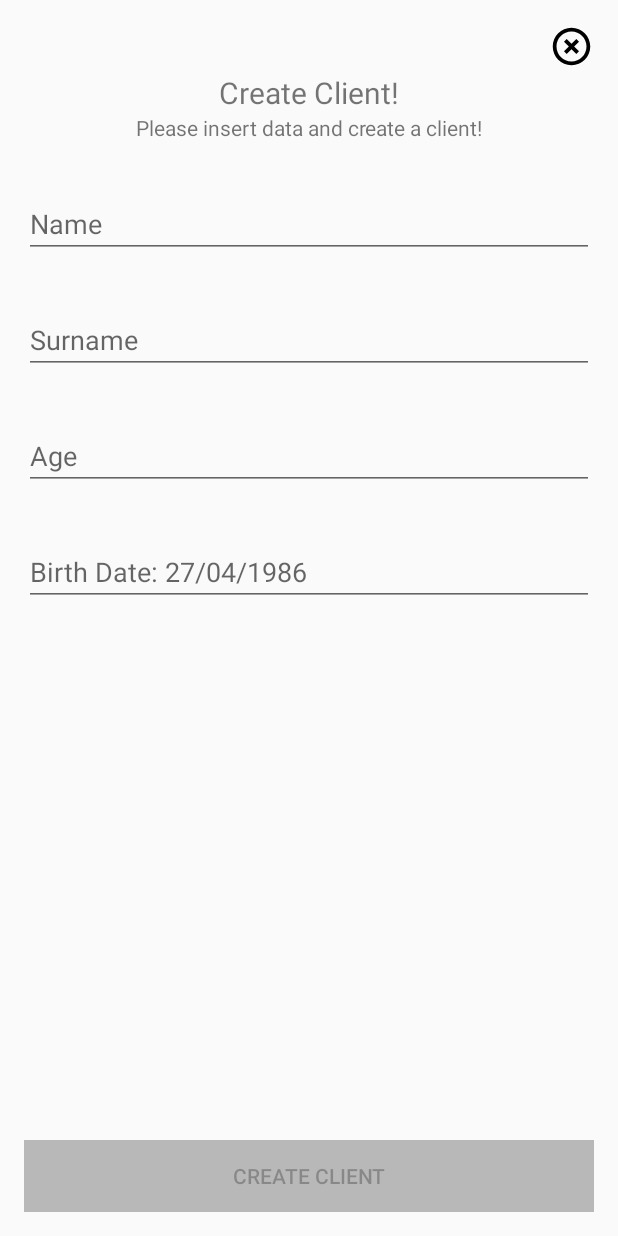
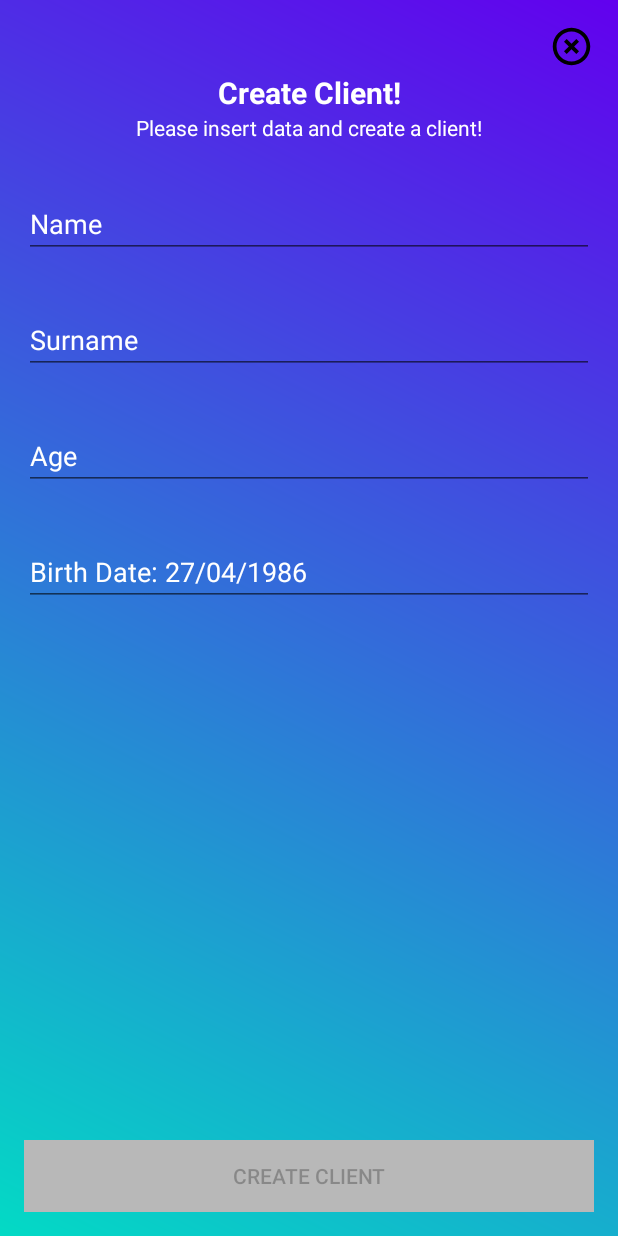
Before and after one commit to nicolasfanin/retotech, an Android app: the HomeFragment screen opened through its navigation route, on a phone screen of 412 x 824 dp. Run offline under Robolectric (Android 15) with nearby library versions, the phone set to English and light mode, and no system bars; our stand-ins replace Firebase (no records; nobody signed in at launch, a user with empty details on screens opened directly), RxJava.

Commit message:
Clean code and ui improovements

```diff
--- a/app/build.gradle
+++ b/app/build.gradle
@@ -51,7 +51,4 @@ dependencies {
     implementation 'io.reactivex.rxjava3:rxandroid:3.0.0'
     implementation 'io.reactivex.rxjava3:rxjava:3.0.0'
 
-    debugImplementation 'com.amitshekhar.android:debug-db:1.0.6'
-
-
 }
--- a/app/src/main/java/com/nicolasfanin/retotech/core/di/ApplicationComponent.java
+++ b/app/src/main/java/com/nicolasfanin/retotech/core/di/ApplicationComponent.java
@@ -2,8 +2,8 @@ package com.nicolasfanin.retotech.core.di;
 
 
 import com.nicolasfanin.retotech.AndroidApplication;
-import com.nicolasfanin.retotech.presentation.activity.AuthenticateActivity;
-import com.nicolasfanin.retotech.presentation.fragment.AuthenticateFragment;
+import com.nicolasfanin.retotech.presentation.activity.MainActivity;
+import com.nicolasfanin.retotech.presentation.fragment.AuthenticationFragment;
 import com.nicolasfanin.retotech.presentation.fragment.HomeFragment;
 import com.nicolasfanin.retotech.presentation.fragment.SplashFragment;
 
@@ -17,9 +17,9 @@ public interface ApplicationComponent {
 
     void inject(AndroidApplication application);
 
-    void inject(AuthenticateFragment authenticateFragment);
+    void inject(MainActivity mainActivity);
 
-    void inject(AuthenticateActivity authenticateActivity);
+    void inject(AuthenticationFragment authenticationFragment);
 
     void inject(HomeFragment homefragment);
 
--- a/app/src/main/java/com/nicolasfanin/retotech/core/di/ApplicationModule.java
+++ b/app/src/main/java/com/nicolasfanin/retotech/core/di/ApplicationModule.java
@@ -9,7 +9,6 @@ import com.nicolasfanin.retotech.data.repository.CreateClientRepoImpl;
 import com.nicolasfanin.retotech.data.repository.LoginRepoImpl;
 import com.nicolasfanin.retotech.domain.repository.CreateClientRepo;
 import com.nicolasfanin.retotech.domain.repository.LoginRepo;
-import com.nicolasfanin.retotech.presentation.viewmodel.AuthViewModel;
 
 import javax.inject.Singleton;
 
--- a/app/src/main/java/com/nicolasfanin/retotech/data/repository/CreateClientRepoImpl.java
+++ b/app/src/main/java/com/nicolasfanin/retotech/data/repository/CreateClientRepoImpl.java
@@ -16,7 +16,6 @@ public class CreateClientRepoImpl implements CreateClientRepo {
         this.firebaseRealTimeDatabase = firebaseRealTimeDatabase;
     }
 
-
     @Override
     public void createClient(ClientModel clientModel, DatabaseReference.CompletionListener listener) {
         firebaseRealTimeDatabase.createClient(clientModel, listener);
--- a/app/src/main/java/com/nicolasfanin/retotech/domain/usecase/CreateClientUseCase.java
+++ b/app/src/main/java/com/nicolasfanin/retotech/domain/usecase/CreateClientUseCase.java
@@ -20,7 +20,6 @@ public class CreateClientUseCase {
     public void createClient(ClientModel clientModel,
             DatabaseReference.CompletionListener listener) {
         repository.createClient(clientModel, listener);
-        //return Single.fromCallable().subscribeOn(Schedulers.io());
     }
 
 }
--- a/app/src/main/java/com/nicolasfanin/retotech/presentation/fragment/HomeFragment.java
+++ b/app/src/main/java/com/nicolasfanin/retotech/presentation/fragment/HomeFragment.java
@@ -179,6 +179,6 @@ public class HomeFragment extends BaseFragment {
         ageEditText.setText(EMPTY_VALUE);
         birthDateEditText.setText(EMPTY_VALUE);
 
-        Toast.makeText(getContext(), "Created client in database with id: " + s, Toast.LENGTH_LONG).show();
+        Toast.makeText(getContext(), getString(R.string.created_client_success, s), Toast.LENGTH_LONG).show();
     }
 }
--- a/app/src/main/java/com/nicolasfanin/retotech/presentation/fragment/SplashFragment.java
+++ b/app/src/main/java/com/nicolasfanin/retotech/presentation/fragment/SplashFragment.java
@@ -55,7 +55,7 @@ public class SplashFragment extends BaseFragment {
     }
 
     private void initLoginNavigation() {
-        Navigation.findNavController(requireView()).navigate(R.id.action_splashFragment_to_loginFragment);
+        Navigation.findNavController(requireView()).navigate(R.id.action_splashFragment_to_authenticationFragment2);
     }
 
     private void initHomeNavigation() {
--- a/app/src/main/java/com/nicolasfanin/retotech/presentation/viewmodel/AuthViewModel.java
+++ b/app/src/main/java/com/nicolasfanin/retotech/presentation/viewmodel/AuthViewModel.java
@@ -28,7 +28,6 @@ public class AuthViewModel extends BaseViewModel {
 
     public MutableLiveData<String> verificationId = new MutableLiveData<>();
     public MutableLiveData<PhoneAuthCredential> credential = new MutableLiveData<>();
-    public MutableLiveData<FirebaseUser> user = new MutableLiveData<>();
     public MutableLiveData<AuthResult> authResult = new MutableLiveData<>();
 
     @Inject
--- a/app/src/main/java/com/nicolasfanin/retotech/presentation/viewmodel/SplashViewModel.java
+++ b/app/src/main/java/com/nicolasfanin/retotech/presentation/viewmodel/SplashViewModel.java
@@ -28,5 +28,4 @@ public class SplashViewModel extends BaseViewModel {
                                        .subscribe(value -> user.setValue(value),
                                                error -> user.setValue(EMPTY_VALUE)));
     }
-
 }
--- /dev/null
+++ b/app/src/main/res/drawable/main_background.xml
@@ -0,0 +1,5 @@
+<?xml version="1.0" encoding="utf-8"?>
+<shape xmlns:android="http://schemas.android.com/apk/res/android" android:shape="rectangle">
+    <gradient android:angle="45" android:startColor="@color/colorAccent" android:endColor="@color/colorPrimary" />
+
+</shape>
--- a/app/src/main/res/layout/activity_login.xml
+++ b/app/src/main/res/layout/activity_login.xml
@@ -5,6 +5,7 @@
     xmlns:tools="http://schemas.android.com/tools"
     android:layout_width="match_parent"
     android:layout_height="match_parent"
+    android:background="@drawable/main_background"
     tools:context=".presentation.activity.MainActivity">
 
     <fragment
--- a/app/src/main/res/layout/fragment_home.xml
+++ b/app/src/main/res/layout/fragment_home.xml
@@ -4,7 +4,8 @@
     xmlns:tools="http://schemas.android.com/tools"
     android:layout_width="match_parent"
     android:layout_height="match_parent"
-    android:layout_margin="16dp">
+    android:layout_margin="16dp"
+    tools:background="@drawable/main_background">
 
     <ImageButton
         android:id="@+id/home_sign_out_button"
@@ -21,7 +22,9 @@
         android:layout_height="wrap_content"
         android:layout_marginTop="@dimen/default_top_margin"
         android:text="Create Client!"
+        android:textColor="@color/white"
         android:textSize="20dp"
+        android:textStyle="bold"
         app:layout_constraintEnd_toEndOf="parent"
         app:layout_constraintStart_toStartOf="parent"
         app:layout_constraintTop_toTopOf="parent" />
@@ -32,6 +35,7 @@
         android:layout_height="wrap_content"
         android:maxLines="1"
         android:text="Please insert data and create a client!"
+        android:textColor="@color/white"
         app:layout_constraintEnd_toEndOf="parent"
         app:layout_constraintStart_toStartOf="parent"
         app:layout_constraintTop_toBottomOf="@id/home_create_client_text_view" />
@@ -43,9 +47,11 @@
         android:layout_marginTop="@dimen/default_top_margin"
         android:hint="Name"
         android:imeOptions="actionNext"
-        android:inputType="text"
+        android:inputType="textCapWords|textPersonName"
         android:maxLines="1"
         android:nextFocusDown="@id/surname_edit_text"
+        android:textColor="@color/white"
+        android:textColorHint="@color/white"
         app:layout_constraintEnd_toEndOf="parent"
         app:layout_constraintStart_toStartOf="parent"
         app:layout_constraintTop_toBottomOf="@id/home_description_text_view" />
@@ -57,9 +63,11 @@
         android:layout_marginTop="@dimen/default_top_margin"
         android:hint="Surname"
         android:imeOptions="actionNext"
-        android:inputType="text"
+        android:inputType="textCapWords|textPersonName"
         android:maxLines="1"
         android:nextFocusDown="@id/age_edit_text"
+        android:textColor="@color/white"
+        android:textColorHint="@color/white"
         app:layout_constraintEnd_toEndOf="parent"
         app:layout_constraintStart_toStartOf="parent"
         app:layout_constraintTop_toBottomOf="@id/name_edit_text" />
@@ -75,6 +83,8 @@
         android:maxLength="3"
         android:maxLines="1"
         android:nextFocusDown="@id/birth_date_edit_text"
+        android:textColor="@color/white"
+        android:textColorHint="@color/white"
         app:layout_constraintEnd_toEndOf="parent"
         app:layout_constraintStart_toStartOf="parent"
         app:layout_constraintTop_toBottomOf="@id/surname_edit_text" />
@@ -90,6 +100,8 @@
         android:inputType="date"
         android:maxLines="1"
         android:nextFocusDown="@id/create_client_button"
+        android:textColor="@color/white"
+        android:textColorHint="@color/white"
         app:layout_constraintEnd_toEndOf="parent"
         app:layout_constraintStart_toStartOf="parent"
         app:layout_constraintTop_toBottomOf="@id/age_edit_text" />
--- a/app/src/main/res/layout/fragment_splash.xml
+++ b/app/src/main/res/layout/fragment_splash.xml
@@ -1,7 +1,6 @@
 <?xml version="1.0" encoding="utf-8"?>
 <androidx.constraintlayout.widget.ConstraintLayout xmlns:android="http://schemas.android.com/apk/res/android"
     xmlns:app="http://schemas.android.com/apk/res-auto"
-    xmlns:tools="http://schemas.android.com/tools"
     android:layout_width="match_parent"
     android:layout_height="match_parent">
 
@@ -10,6 +9,7 @@
         android:layout_width="wrap_content"
         android:layout_height="wrap_content"
         android:text="Welcome!!! to RetoTech!"
+        android:textColor="@color/white"
         android:textAlignment="center"
         android:textSize="50dp"
         app:layout_constraintBottom_toBottomOf="parent"
--- a/app/src/main/res/navigation/app_navigation.xml
+++ b/app/src/main/res/navigation/app_navigation.xml
@@ -8,19 +8,11 @@
         android:name="com.nicolasfanin.retotech.presentation.fragment.SplashFragment"
         android:label="SplashFragment" >
         <action
-            android:id="@+id/action_splashFragment_to_loginFragment"
-            app:destination="@id/authenticateFragment" />
-        <action
             android:id="@+id/action_splashFragment_to_homeFragment"
             app:destination="@id/homeFragment" />
-    </fragment>
-    <fragment
-        android:id="@+id/authenticateFragment"
-        android:name="com.nicolasfanin.retotech.presentation.fragment.AuthenticateFragment"
-        android:label="AuthenticateFragment">
         <action
-            android:id="@+id/action_authenticateFragment_to_homeFragment"
-            app:destination="@id/homeFragment" />
+            android:id="@+id/action_splashFragment_to_authenticationFragment2"
+            app:destination="@id/authenticationFragment" />
     </fragment>
     <fragment
         android:id="@+id/homeFragment"
@@ -30,4 +22,12 @@
             android:id="@+id/action_homeFragment_to_splashFragment"
             app:destination="@id/splashFragment" />
     </fragment>
+    <fragment
+        android:id="@+id/authenticationFragment"
+        android:name="com.nicolasfanin.retotech.presentation.fragment.AuthenticationFragment"
+        android:label="AuthenticationFragment" >
+        <action
+            android:id="@+id/action_authenticationFragment_to_homeFragment"
+            app:destination="@id/homeFragment" />
+    </fragment>
 </navigation>
--- a/app/src/main/res/values/strings.xml
+++ b/app/src/main/res/values/strings.xml
@@ -4,10 +4,13 @@
     //Login screen
     <string name="login_welcome_title_txt">Welcome to RetoTech!</string>
     <string name="login_welcome_message_txt">Please validate your phone number to login!</string>
+    <string name="login_code_validation_message_txt">You will receive a code from SMS, please insert here!</string>
     <string name="login_init_with_facebook_button">Init with Facebook</string>
     <string name="login_phone_hint_example">Ej: 3513583940</string>
+    <string name="login_please_verify_phone_number_format">Please verify your phone number format!</string>
+
+    //Home screen
     <string name="close_session_title">Close session?</string>
-
     <string name="close_session_message">Are you sure you want to close session?</string>
     <string name="close_session_positive_button">Accept</string>
     <string name="close_session_negative_button">Cancel</string>
@@ -16,4 +19,6 @@
     <string name="create_client_positive_button">Accept</string>
     <string name="create_client_negative_button">Cancel</string>
     <string name="create_client_button">CREATE CLIENT</string>
+    <string name="created_client_success">Created client in database with id: %1$s</string>
+
 </resources>
```
Also changed, not shown: app/src/main/java/com/nicolasfanin/retotech/core/firebase/FirebaseApi.java (+5 -5 lines), app/src/main/java/com/nicolasfanin/retotech/presentation/fragment/AuthenticationFragment.java (renamed from app/src/main/java/com/nicolasfanin/retotech/presentation/fragment/AuthenticateFragment.java, +27 -20 lines), app/src/main/res/layout/fragment_authentication.xml (renamed from app/src/main/res/layout/fragment_authenticate.xml, +7 -3 lines). Lines whose indentation alone changed are shown as unchanged.
